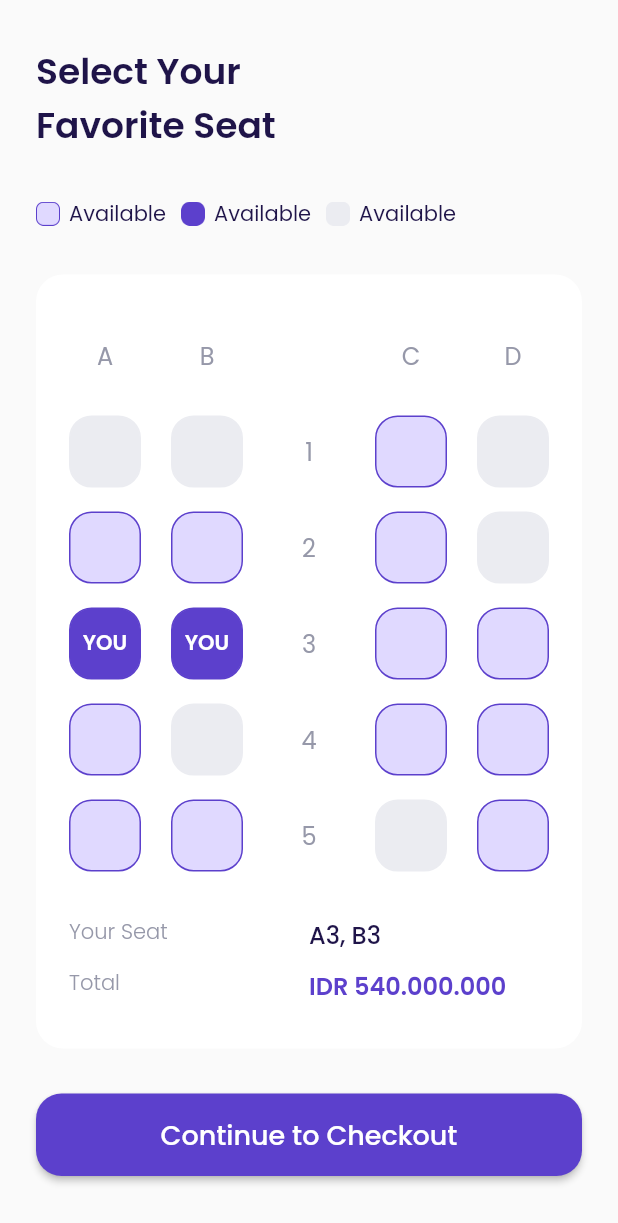
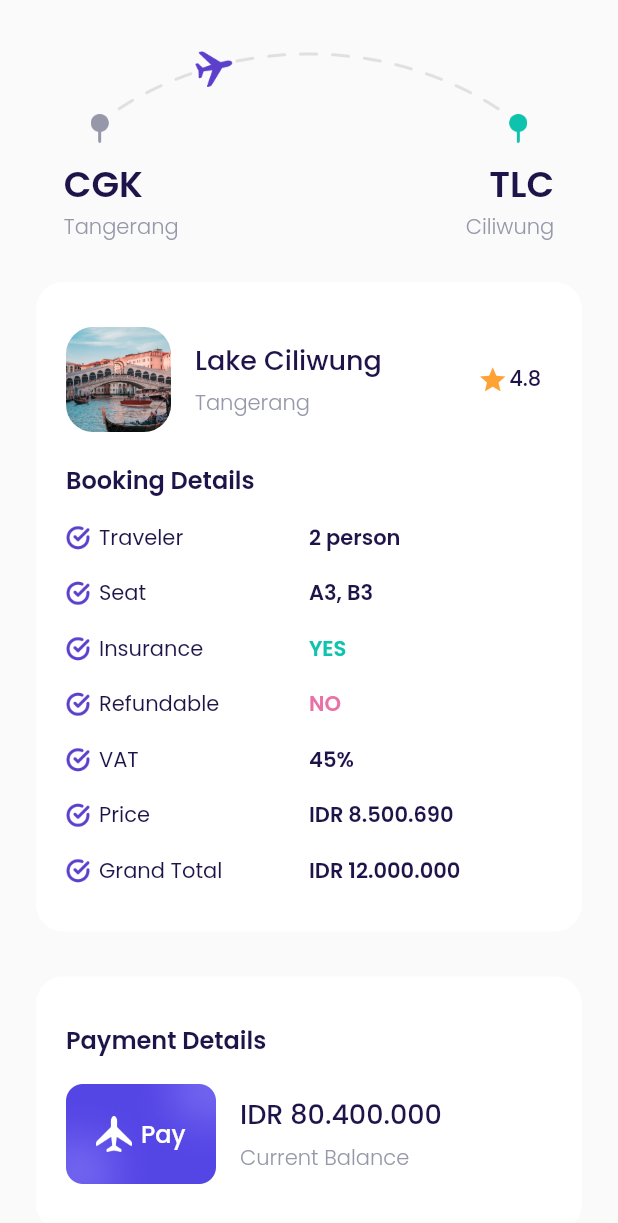
Before and after one commit to mgirisundava/airplane_app, a Flutter app: the ChooseSeatPage screen opened directly, after a tap on "Continue to Checkout", on a phone screen of 412 x 824 dp. Shown: the top 1223 px of the screen. Run offline on Flutter 3.47's test engine with Material 2 defaults, Android fonts, the phone set to English and light mode, and no system bars; our stand-ins replace google_fonts.

Commit message:
add checkout page

```diff
--- a/lib/core/fonts.dart
+++ b/lib/core/fonts.dart
@@ -10,6 +10,9 @@ class TEXTSTYLES {
   static TextStyle blackTextStyle =
       GoogleFonts.poppins(color: COLORS.blackColor);
   static TextStyle greyTextStyle = GoogleFonts.poppins(color: COLORS.greyColor);
+  static TextStyle greenTextStyle =
+      GoogleFonts.poppins(color: COLORS.greenColor);
+  static TextStyle redTextStyle = GoogleFonts.poppins(color: COLORS.redColor);
 }
 
 class FONTWEIGHT {
--- /dev/null
+++ b/lib/ui/pages/checkout_page.dart
@@ -0,0 +1,419 @@
+import 'package:airplane_app/core/fonts.dart';
+import 'package:airplane_app/ui/widgets/primary_button.dart';
+import 'package:flutter/material.dart';
+
+import '../../core/colors.dart';
+import '../../core/images.dart';
+
+class CheckoutPage extends StatelessWidget {
+  const CheckoutPage({Key? key}) : super(key: key);
+
+  @override
+  Widget build(BuildContext context) {
+    Widget route() {
+      return SafeArea(
+        child: Container(
+          margin: const EdgeInsets.only(top: 30),
+          width: double.infinity,
+          height: 132,
+          child: Column(
+            children: [
+              Image.asset(
+                IMAGES.routeIllustration,
+                width: 291,
+                fit: BoxFit.cover,
+              ),
+              const SizedBox(
+                height: 10,
+              ),
+              SizedBox(
+                width: 327,
+                child: Row(
+                  mainAxisAlignment: MainAxisAlignment.spaceBetween,
+                  children: [
+                    Column(
+                      crossAxisAlignment: CrossAxisAlignment.start,
+                      children: [
+                        Text(
+                          'CGK',
+                          style: TEXTSTYLES.blackTextStyle.copyWith(
+                            fontSize: 24,
+                            fontWeight: FONTWEIGHT.semiBold,
+                          ),
+                        ),
+                        Text(
+                          'Tangerang',
+                          style: TEXTSTYLES.greyTextStyle.copyWith(
+                            fontWeight: FONTWEIGHT.light,
+                          ),
+                        ),
+                      ],
+                    ),
+                    Column(
+                      crossAxisAlignment: CrossAxisAlignment.end,
+                      children: [
+                        Text(
+                          'TLC',
+                          style: TEXTSTYLES.blackTextStyle.copyWith(
+                            fontSize: 24,
+                            fontWeight: FONTWEIGHT.semiBold,
+                          ),
+                        ),
+                        Text(
+                          'Ciliwung',
+                          style: TEXTSTYLES.greyTextStyle.copyWith(
+                            fontWeight: FONTWEIGHT.light,
+                          ),
+                        ),
+                      ],
+                    )
+                  ],
+                ),
+              )
+            ],
+          ),
+        ),
+      );
+    }
+
+    Widget bookingDetails() {
+      return Container(
+        margin: const EdgeInsets.only(top: 26),
+        padding: const EdgeInsets.symmetric(
+          vertical: 30,
+          horizontal: 20,
+        ),
+        width: double.infinity,
+        decoration: BoxDecoration(
+          color: COLORS.whiteColor,
+          borderRadius: BorderRadius.circular(18),
+        ),
+        child: Column(
+          crossAxisAlignment: CrossAxisAlignment.start,
+          children: [
+            // NOTE : DESTINATION INFO
+
+            Row(
+              children: [
+                Container(
+                  width: 70,
+                  height: 70,
+                  decoration: BoxDecoration(
+                    borderRadius: BorderRadius.circular(18),
+                    image: DecorationImage(
+                      image: AssetImage(IMAGES.lakeCiliwungImage),
+                      fit: BoxFit.cover,
+                    ),
+                  ),
+                ),
+                const SizedBox(
+                  width: 16,
+                ),
+                Column(
+                  crossAxisAlignment: CrossAxisAlignment.start,
+                  children: [
+                    Text(
+                      'Lake Ciliwung',
+                      style: TEXTSTYLES.blackTextStyle.copyWith(
+                        fontSize: 18,
+                        fontWeight: FONTWEIGHT.medium,
+                      ),
+                    ),
+                    const SizedBox(
+                      height: 5,
+                    ),
+                    Text(
+                      'Tangerang',
+                      style: TEXTSTYLES.greyTextStyle.copyWith(
+                        fontWeight: FONTWEIGHT.light,
+                      ),
+                    ),
+                  ],
+                ),
+                const Spacer(),
+                Expanded(
+                  child: Row(
+                    crossAxisAlignment: CrossAxisAlignment.center,
+                    mainAxisAlignment: MainAxisAlignment.center,
+                    children: [
+                      Icon(
+                        Icons.star,
+                        color: COLORS.orangeColor,
+                        size: 20,
+                      ),
+                      const SizedBox(
+                        width: 1,
+                      ),
+                      Text(
+                        '4.8',
+                        style: TEXTSTYLES.blackTextStyle.copyWith(
+                          fontWeight: FONTWEIGHT.medium,
+                        ),
+                      ),
+                    ],
+                  ),
+                )
+              ],
+            ),
+            const SizedBox(
+              height: 20,
+            ),
+
+            // NOTE : BOOKING DETAILS
+
+            Text(
+              'Booking Details',
+              style: TEXTSTYLES.blackTextStyle.copyWith(
+                fontSize: 16,
+                fontWeight: FONTWEIGHT.semiBold,
+              ),
+            ),
+            BookingDetailItem(
+              title: 'Traveler',
+              value: '2 person',
+              valueTextStyle: TEXTSTYLES.blackTextStyle.copyWith(
+                fontWeight: FONTWEIGHT.semiBold,
+              ),
+            ),
+            BookingDetailItem(
+              title: 'Seat',
+              value: 'A3, B3',
+              valueTextStyle: TEXTSTYLES.blackTextStyle.copyWith(
+                fontWeight: FONTWEIGHT.semiBold,
+              ),
+            ),
+            BookingDetailItem(
+              title: 'Insurance',
+              value: 'YES',
+              valueTextStyle: TEXTSTYLES.greenTextStyle.copyWith(
+                fontWeight: FONTWEIGHT.semiBold,
+              ),
+            ),
+            BookingDetailItem(
+              title: 'Refundable',
+              value: 'NO',
+              valueTextStyle: TEXTSTYLES.redTextStyle.copyWith(
+                fontWeight: FONTWEIGHT.semiBold,
+              ),
+            ),
+            BookingDetailItem(
+              title: 'VAT',
+              value: '45%',
+              valueTextStyle: TEXTSTYLES.blackTextStyle.copyWith(
+                fontWeight: FONTWEIGHT.semiBold,
+              ),
+            ),
+            BookingDetailItem(
+              title: 'Price',
+              value: 'IDR 8.500.690',
+              valueTextStyle: TEXTSTYLES.blackTextStyle.copyWith(
+                fontWeight: FONTWEIGHT.semiBold,
+              ),
+            ),
+            BookingDetailItem(
+              title: 'Grand Total',
+              value: 'IDR 12.000.000',
+              valueTextStyle: TEXTSTYLES.blackTextStyle.copyWith(
+                fontWeight: FONTWEIGHT.semiBold,
+              ),
+            )
+          ],
+        ),
+      );
+    }
+
+    Widget paymentDetails() {
+      return Container(
+        margin: const EdgeInsets.only(top: 30),
+        padding: const EdgeInsets.symmetric(
+          horizontal: 20,
+          vertical: 30,
+        ),
+        width: double.infinity,
+        decoration: BoxDecoration(
+          color: COLORS.whiteColor,
+          borderRadius: BorderRadius.circular(18),
+        ),
+        child: Column(
+          crossAxisAlignment: CrossAxisAlignment.start,
+          children: [
+            Text(
+              'Payment Details',
+              style: TEXTSTYLES.blackTextStyle.copyWith(
+                fontWeight: FONTWEIGHT.semiBold,
+                fontSize: 16,
+              ),
+            ),
+            const SizedBox(
+              height: 16,
+            ),
+            Row(
+              children: [
+                Container(
+                  padding: const EdgeInsets.symmetric(
+                    horizontal: 20,
+                    vertical: 23,
+                  ),
+                  width: 100,
+                  height: 70,
+                  decoration: BoxDecoration(
+                    image: DecorationImage(
+                      image: AssetImage(IMAGES.cardBackground),
+                    ),
+                  ),
+                  child: Row(
+                    children: [
+                      Container(
+                        width: 24,
+                        height: 24,
+                        decoration: BoxDecoration(
+                          image: DecorationImage(
+                            image: AssetImage(IMAGES.logo),
+                          ),
+                        ),
+                      ),
+                      const SizedBox(
+                        width: 6,
+                      ),
+                      Text(
+                        'Pay',
+                        style: TEXTSTYLES.whiteTextStyle.copyWith(
+                          fontSize: 16,
+                          fontWeight: FONTWEIGHT.medium,
+                        ),
+                      ),
+                    ],
+                  ),
+                ),
+                const SizedBox(
+                  width: 16,
+                ),
+                Column(
+                  crossAxisAlignment: CrossAxisAlignment.start,
+                  children: [
+                    Text(
+                      'IDR 80.400.000',
+                      style: TEXTSTYLES.blackTextStyle.copyWith(
+                        fontSize: 18,
+                        fontWeight: FONTWEIGHT.medium,
+                      ),
+                    ),
+                    const SizedBox(
+                      height: 5,
+                    ),
+                    Text(
+                      'Current Balance',
+                      style: TEXTSTYLES.greyTextStyle.copyWith(
+                        fontWeight: FONTWEIGHT.light,
+                      ),
+                    ),
+                  ],
+                )
+              ],
+            )
+          ],
+        ),
+      );
+    }
+
+    Widget button() {
+      return Container(
+        margin: const EdgeInsets.symmetric(vertical: 30),
+        child: Column(
+          children: [
+            // NOTE : PAY BUTTON
+
+            PrimaryButton(
+              title: 'Pay Now',
+              onPressed: () {},
+            ),
+            const SizedBox(
+              height: 30,
+            ),
+
+            // NOTE : TAC BUTTON
+
+            SizedBox(
+              width: double.infinity,
+              child: Center(
+                child: Text(
+                  'Term and Condition',
+                  style: TEXTSTYLES.greyTextStyle.copyWith(
+                    fontSize: 16,
+                    fontWeight: FONTWEIGHT.light,
+                    decoration: TextDecoration.underline,
+                  ),
+                ),
+              ),
+            ),
+          ],
+        ),
+      );
+    }
+
+    return Scaffold(
+      backgroundColor: COLORS.bgColor,
+      body: ListView(
+        padding: const EdgeInsets.symmetric(horizontal: 24),
+        children: [
+          route(),
+          bookingDetails(),
+          paymentDetails(),
+          button(),
+        ],
+      ),
+    );
+  }
+}
+
+class BookingDetailItem extends StatelessWidget {
+  final String title, value;
+  final TextStyle valueTextStyle;
+  const BookingDetailItem({
+    Key? key,
+    required this.title,
+    required this.value,
+    required this.valueTextStyle,
+  }) : super(key: key);
+
+  @override
+  Widget build(BuildContext context) {
+    return Container(
+      margin: const EdgeInsets.only(top: 16),
+      child: Row(
+        crossAxisAlignment: CrossAxisAlignment.start,
+        mainAxisAlignment: MainAxisAlignment.spaceBetween,
+        children: [
+          Expanded(
+            child: Row(
+              children: [
+                Container(
+                  margin: const EdgeInsets.only(right: 6),
+                  width: 16,
+                  height: 16,
+                  decoration: BoxDecoration(
+                    image: DecorationImage(
+                      image: AssetImage(
+                        IMAGES.checkIcon,
+                      ),
+                    ),
+                  ),
+                ),
+                Text(
+                  title,
+                  style: TEXTSTYLES.blackTextStyle,
+                ),
+              ],
+            ),
+          ),
+          Expanded(
+            child: Text(
+              value,
+              style: valueTextStyle,
+            ),
+          ),
+        ],
+      ),
+    );
+  }
+}
--- a/lib/ui/pages/choose_seat_page.dart
+++ b/lib/ui/pages/choose_seat_page.dart
@@ -1,5 +1,6 @@
 import 'package:airplane_app/core/colors.dart';
 import 'package:airplane_app/core/fonts.dart';
+import 'package:airplane_app/ui/pages/checkout_page.dart';
 import 'package:airplane_app/ui/widgets/primary_button.dart';
 import 'package:airplane_app/ui/widgets/seat_item.dart';
 import 'package:flutter/material.dart';
@@ -345,7 +346,14 @@ class ChooseSeatPage extends StatelessWidget {
         margin: const EdgeInsets.symmetric(vertical: 30),
         child: PrimaryButton(
           title: 'Continue to Checkout',
-          onPressed: () {},
+          onPressed: () {
+            Navigator.push(
+              context,
+              MaterialPageRoute(
+                builder: (context) => const CheckoutPage(),
+              ),
+            );
+          },
         ),
       );
     }
--- a/lib/ui/pages/detail_page.dart
+++ b/lib/ui/pages/detail_page.dart
@@ -12,11 +12,9 @@ class DetailPage extends StatelessWidget {
 
   @override
   Widget build(BuildContext context) {
-    var size = MediaQuery.of(context).size;
-
     Widget backgroundImage() {
       return Container(
-        width: size.width,
+        width: double.infinity,
         height: 450,
         decoration: BoxDecoration(
           image: DecorationImage(
@@ -30,7 +28,7 @@ class DetailPage extends StatelessWidget {
     Widget customShadow() {
       return Container(
         margin: const EdgeInsets.only(top: 236),
-        width: size.width,
+        width: double.infinity,
         height: 214,
         decoration: BoxDecoration(
           gradient: LinearGradient(
@@ -117,7 +115,7 @@ class DetailPage extends StatelessWidget {
                           ),
                         ),
                       ],
-                    )
+                    ),
                   ],
                 ),
               ),
@@ -134,7 +132,7 @@ class DetailPage extends StatelessWidget {
                   horizontal: 20,
                   vertical: 30,
                 ),
-                width: size.width,
+                width: double.infinity,
                 decoration: BoxDecoration(
                   color: COLORS.whiteColor,
                   borderRadius: BorderRadius.circular(18),
--- a/lib/ui/pages/get_started_page.dart
+++ b/lib/ui/pages/get_started_page.dart
@@ -12,14 +12,13 @@ class GetStartedPage extends StatelessWidget {
 
   @override
   Widget build(BuildContext context) {
-    var size = MediaQuery.of(context).size;
     return Scaffold(
       backgroundColor: COLORS.bgColor,
       body: Stack(
         children: [
           Container(
-            width: size.width,
-            height: size.height,
+            width: double.infinity,
+            height: double.infinity,
             decoration: BoxDecoration(
               image: DecorationImage(
                 image: AssetImage(IMAGES.getStartedImage),
@@ -28,8 +27,8 @@ class GetStartedPage extends StatelessWidget {
             ),
           ),
           SizedBox(
-            width: size.width,
-            height: size.height,
+            width: double.infinity,
+            height: double.infinity,
             child: Column(
               crossAxisAlignment: CrossAxisAlignment.center,
               mainAxisAlignment: MainAxisAlignment.end,
--- a/lib/ui/pages/home_page.dart
+++ b/lib/ui/pages/home_page.dart
@@ -9,8 +9,6 @@ class HomePage extends StatelessWidget {
 
   @override
   Widget build(BuildContext context) {
-    var size = MediaQuery.of(context).size;
-
     Widget header() {
       return Container(
         padding: const EdgeInsets.symmetric(
@@ -114,7 +112,7 @@ class HomePage extends StatelessWidget {
           top: 30,
           bottom: 100,
         ),
-        width: size.width,
+        width: double.infinity,
         child: Column(
           crossAxisAlignment: CrossAxisAlignment.start,
           children: [
--- a/lib/ui/pages/main_page.dart
+++ b/lib/ui/pages/main_page.dart
@@ -12,8 +12,6 @@ class MainPage extends StatelessWidget {
 
   @override
   Widget build(BuildContext context) {
-    var size = MediaQuery.of(context).size;
-
     Widget buildContent() {
       return const HomePage();
     }
@@ -27,7 +25,7 @@ class MainPage extends StatelessWidget {
               horizontal: 24,
               vertical: 30,
             ),
-            width: size.width,
+            width: double.infinity,
             height: 60,
             decoration: BoxDecoration(
               color: COLORS.whiteColor,
--- a/lib/ui/pages/sign_up_page.dart
+++ b/lib/ui/pages/sign_up_page.dart
@@ -12,8 +12,6 @@ class SignUpPage extends StatelessWidget {
 
   @override
   Widget build(BuildContext context) {
-    var size = MediaQuery.of(context).size;
-
     Widget title() {
       return SafeArea(
         child: Container(
@@ -23,7 +21,7 @@ class SignUpPage extends StatelessWidget {
             right: 24,
             bottom: 30,
           ),
-          width: size.width,
+          width: double.infinity,
           child: Text(
             'Join us and get\nyour next journey',
             style: TEXTSTYLES.blackTextStyle.copyWith(
@@ -71,7 +69,7 @@ class SignUpPage extends StatelessWidget {
       Widget tacButton() {
         return Container(
           padding: const EdgeInsets.symmetric(vertical: 50),
-          width: size.width,
+          width: double.infinity,
           child: Center(
             child: Text(
               'Term and Condition',
@@ -91,7 +89,7 @@ class SignUpPage extends StatelessWidget {
           vertical: 30,
           horizontal: 20,
         ),
-        width: size.width,
+        width: double.infinity,
         child: Column(
           crossAxisAlignment: CrossAxisAlignment.start,
           children: [
@@ -115,7 +113,7 @@ class SignUpPage extends StatelessWidget {
               onPressed: () {
                 Navigator.pushNamed(context, BonusPage.routeName);
               },
-              width: size.width,
+              width: double.infinity,
               height: 55,
               title: 'Get Started',
             ),
```
